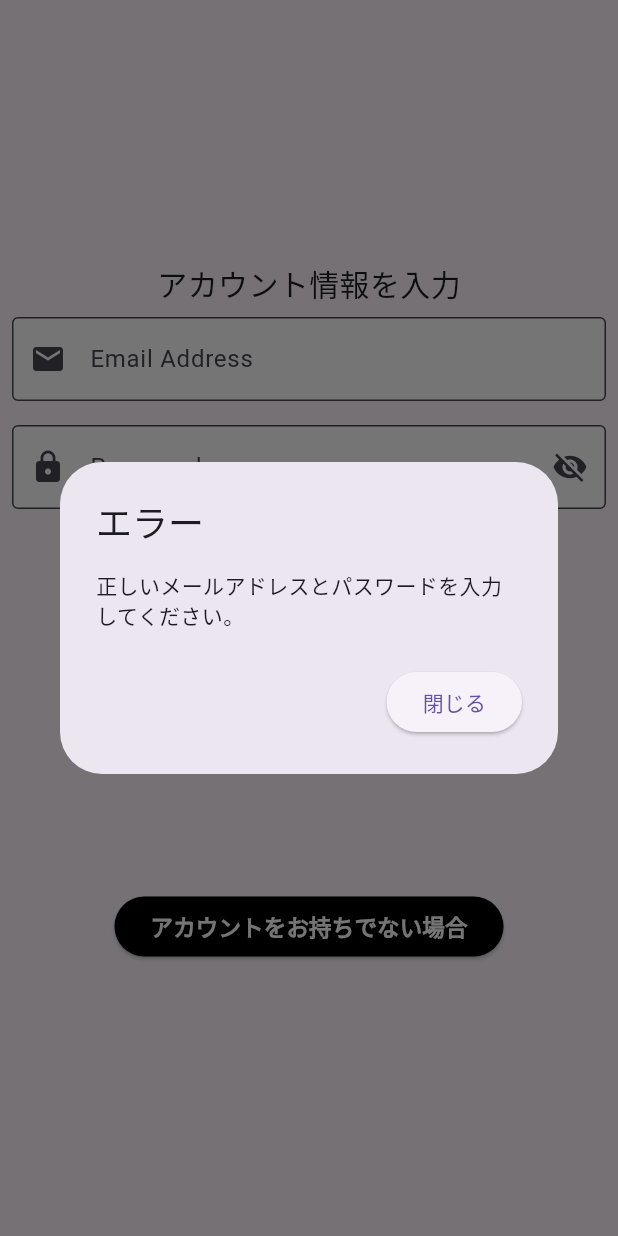
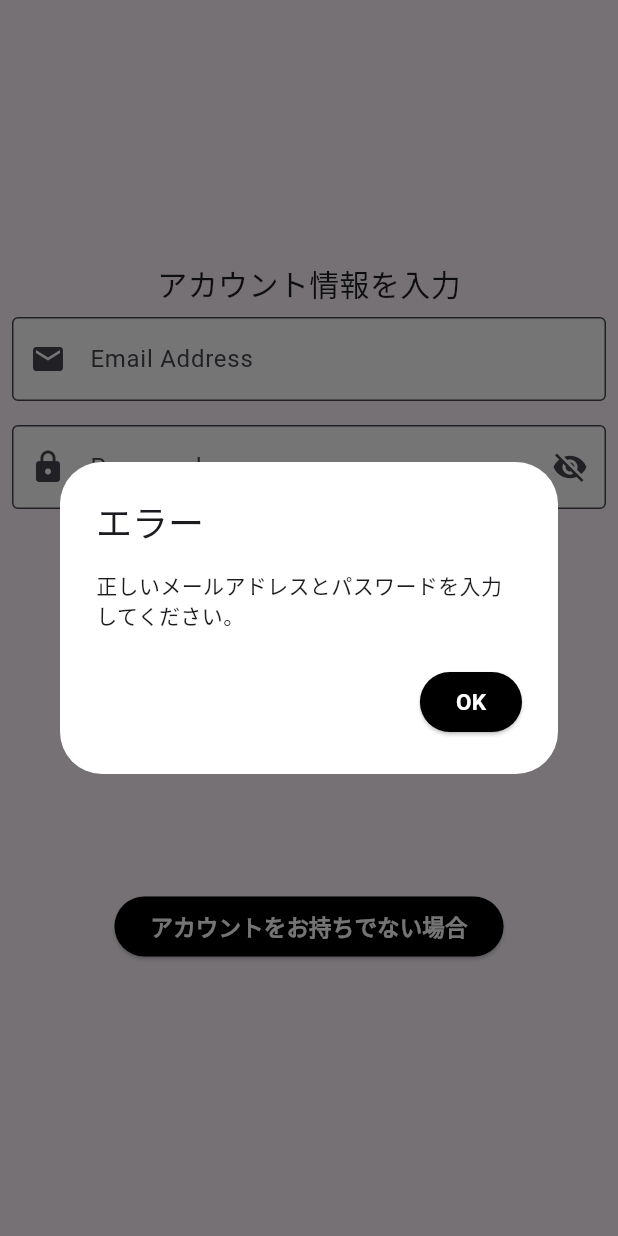
Before and after one commit to Haruki1090/Books-Rater, a Flutter app: the screen it shows after launch, after a tap on "サインイン", on a phone screen of 412 x 824 dp. Run offline on Flutter 3.47's test engine with Material 3 defaults, Android fonts, the phone set to English and light mode, and no system bars; our stand-ins replace cloud_firestore, cloud_functions, firebase_auth, firebase_core, firebase_storage, flutter_riverpod and 3 more; accounts and stored records are empty; generated files the repository leaves out were written again.

Commit message:
エラーダイアログの調整（ダークモード対応）

```diff
--- a/lib/sign_in_page.dart
+++ b/lib/sign_in_page.dart
@@ -193,14 +193,40 @@ class _SignInPageState extends ConsumerState<SignInPage> {
       context: context,
       builder: (BuildContext context) {
         return AlertDialog(
+          backgroundColor: Theme.of(context).brightness == Brightness.dark
+              ? Colors.grey[800] // ダークモードの時の背景色
+              : Colors.white, // ライトモードの時の背景色
           title: const Text('エラー'),
           content: Text(message),
           actions: <Widget>[
             ElevatedButton(
+              style: ButtonStyle(
+                backgroundColor: MaterialStateProperty.resolveWith<Color>(
+                      (Set<MaterialState> states) {
+                    if (states.contains(MaterialState.pressed)) {
+                      return Theme.of(context).brightness == Brightness.dark
+                          ? Colors.white // ダークモードの時のボタンの背景色
+                          : Colors.black; // ライトモードの時のボタンの背景色
+                    }
+                    return Theme.of(context).brightness == Brightness.dark
+                        ? Colors.white // ダークモードの時のボタンの背景色
+                        : Colors.black; // ライトモードの時のボタンの背景色
+                  },
+                ),
+              ),
               onPressed: () {
                 Navigator.of(context).pop();
               },
-              child: const Text('閉じる'),
+              child: Text(
+                'OK',
+                style: TextStyle(
+                  fontSize: 15,
+                  fontWeight: FontWeight.bold,
+                  color: Theme.of(context).brightness == Brightness.dark
+                      ? Colors.black // ダークモードの時のテキストカラー
+                      : Colors.white, // ライトモードの時のテキストカラー
+                ),
+              ),
             ),
           ],
         );
```
